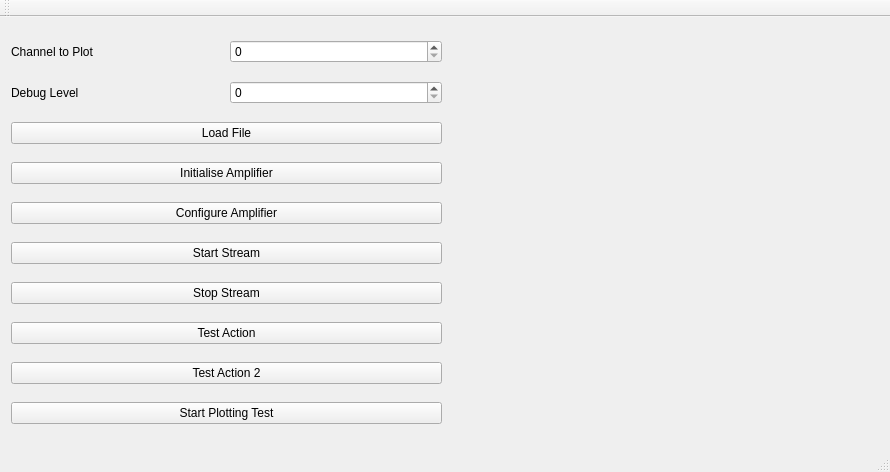
EspoTek/Biryani, file cpp-generic/demo/biryani-demo/mainwindow.ui: the form before one commit.
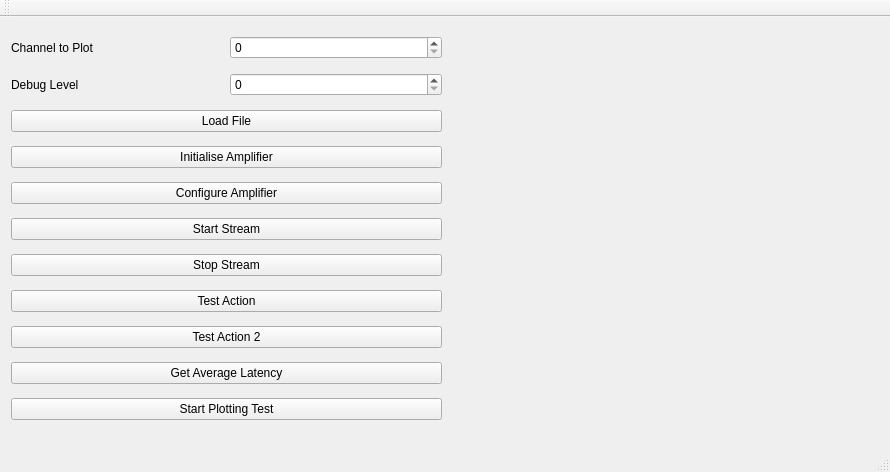
The form after the commit. Custom widgets are drawn as their Qt base class.

Commit message: Added function for average latency.

Diff of the .ui file:
```diff
--- a/cpp-generic/demo/biryani-demo/mainwindow.ui
+++ b/cpp-generic/demo/biryani-demo/mainwindow.ui
@@ -102,6 +102,13 @@
         </property>
        </widget>
       </item>
+      <item>
+       <widget class="QPushButton" name="getAverageLatencyButton">
+        <property name="text">
+         <string>Get Average Latency</string>
+        </property>
+       </widget>
+      </item>
       <item>
        <widget class="QPushButton" name="plotTestButton">
         <property name="text">
```
The commit also changes 11 other files.
